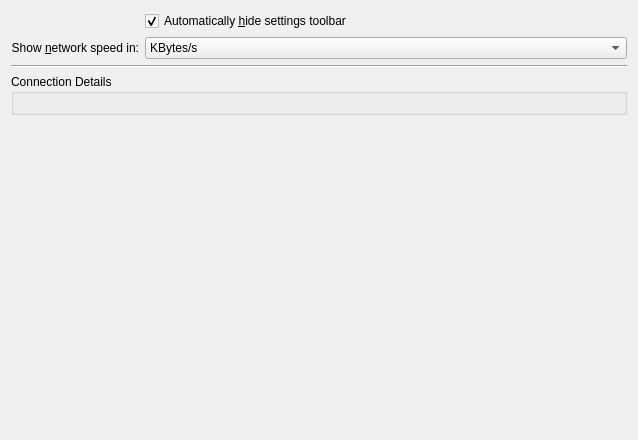
Qt form applet/declarative/contents/ui/config.ui (KDE/plasma-nm) before a commit.
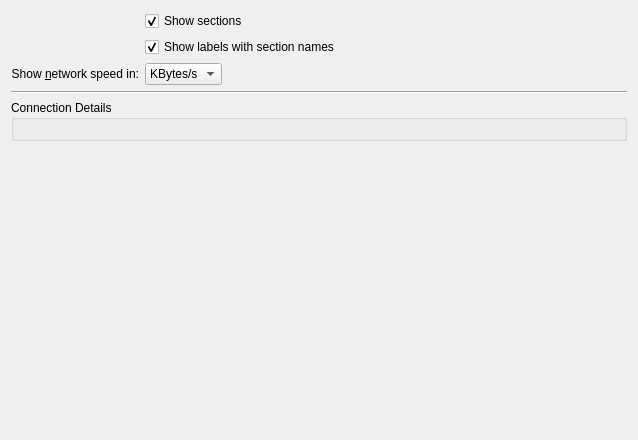
The same form after that commit. Custom widgets are drawn as their Qt base class.

Commit message: Allow to enable/disable sections/labels in applet configuration

Patch:
```diff
--- a/applet/declarative/contents/ui/config.ui
+++ b/applet/declarative/contents/ui/config.ui
@@ -11,17 +11,30 @@
    </rect>
   </property>
   <layout class="QFormLayout" name="formLayout">
+   <property name="fieldGrowthPolicy">
+    <enum>QFormLayout::ExpandingFieldsGrow</enum>
+   </property>
    <item row="0" column="1">
     <widget class="QCheckBox" name="kcfg_autoHideOptions">
      <property name="text">
-      <string>Automatically &amp;hide settings toolbar</string>
+      <string>Show sections</string>
      </property>
      <property name="checked">
       <bool>true</bool>
      </property>
     </widget>
    </item>
-   <item row="1" column="0">
+   <item row="1" column="1">
+    <widget class="QCheckBox" name="kcfg_showSectionLabels">
+     <property name="text">
+      <string>Show labels with section names</string>
+     </property>
+     <property name="checked">
+      <bool>true</bool>
+     </property>
+    </widget>
+   </item>
+   <item row="2" column="0">
     <widget class="QLabel" name="label">
      <property name="text">
       <string>Show &amp;network speed in:</string>
@@ -34,7 +47,7 @@
      </property>
     </widget>
    </item>
-   <item row="1" column="1">
+   <item row="2" column="1">
     <widget class="KComboBox" name="kcfg_networkSpeedUnit">
      <item>
       <property name="text">
@@ -48,14 +61,14 @@
      </item>
     </widget>
    </item>
-   <item row="2" column="0" colspan="2">
+   <item row="3" column="0" colspan="2">
     <widget class="Line" name="line">
      <property name="orientation">
       <enum>Qt::Horizontal</enum>
      </property>
     </widget>
    </item>
-   <item row="3" column="0" colspan="2">
+   <item row="4" column="0" colspan="2">
     <widget class="QGroupBox" name="groupBox">
      <property name="title">
       <string>Connection Details</string>
```
Left out of the diff: 5 changed lines with no effect on the pictures. The commit also changes 5 other files.
